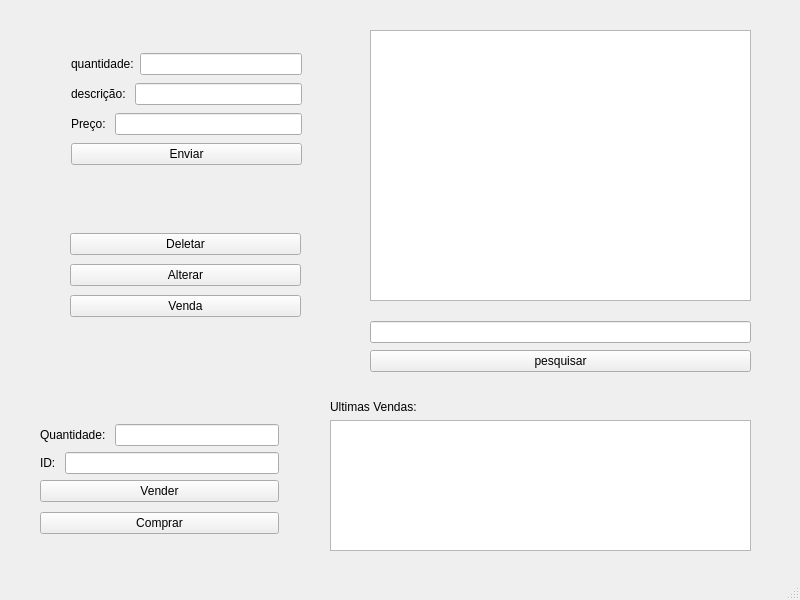
Before: the Qt Designer form mainwindow.ui in GabR36/QEstoqueLoja, drawn with Qt 5.
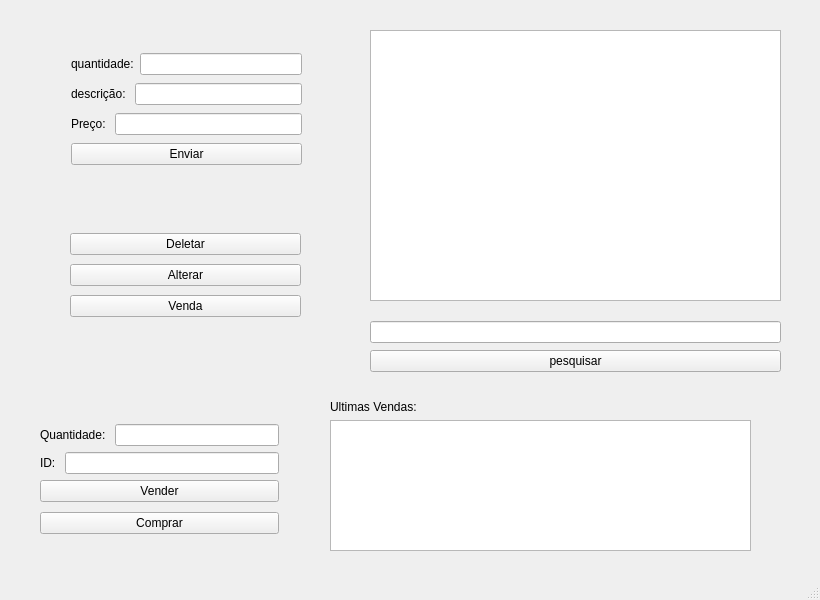
After: the same form once the commit is applied.

Patch:
```diff
--- a/mainwindow.ui
+++ b/mainwindow.ui
@@ -6,7 +6,7 @@
    <rect>
     <x>0</x>
     <y>0</y>
-    <width>800</width>
+    <width>820</width>
     <height>600</height>
    </rect>
   </property>
@@ -19,7 +19,7 @@
      <rect>
       <x>370</x>
       <y>30</y>
-      <width>381</width>
+      <width>411</width>
       <height>271</height>
      </rect>
     </property>
@@ -29,6 +29,12 @@
     <property name="selectionBehavior">
      <enum>QAbstractItemView::SelectRows</enum>
     </property>
+    <attribute name="horizontalHeaderCascadingSectionResizes">
+     <bool>false</bool>
+    </attribute>
+    <attribute name="horizontalHeaderDefaultSectionSize">
+     <number>50</number>
+    </attribute>
     <attribute name="horizontalHeaderStretchLastSection">
      <bool>true</bool>
     </attribute>
@@ -41,7 +47,7 @@
      <rect>
       <x>370</x>
       <y>320</y>
-      <width>381</width>
+      <width>411</width>
       <height>55</height>
      </rect>
     </property>
```
Left out of the diff: 2 changed lines with no effect on the pictures.
